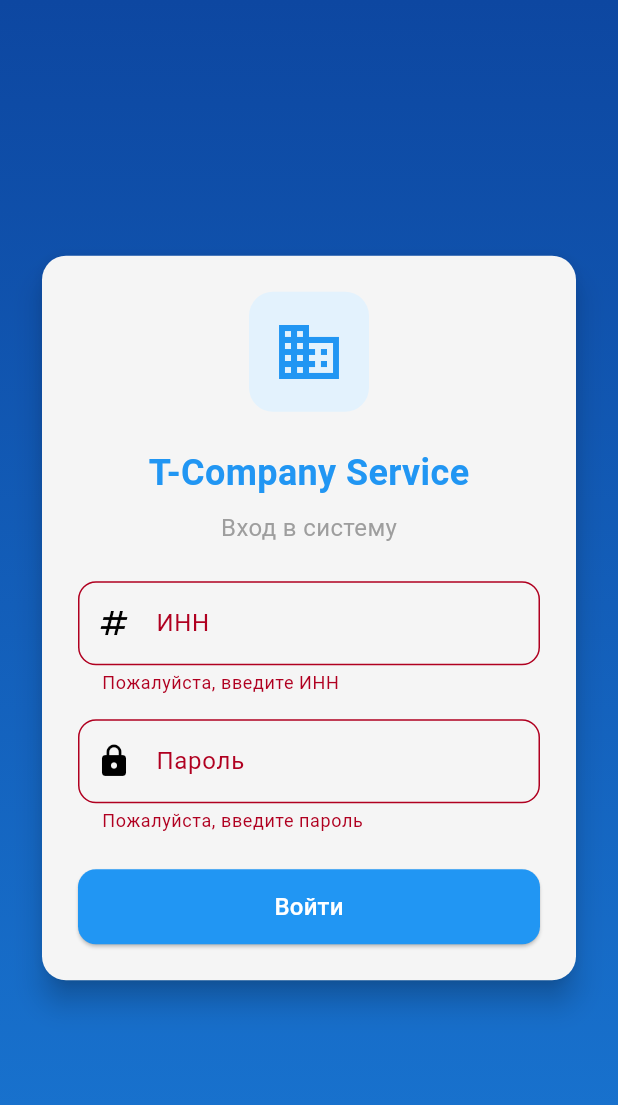
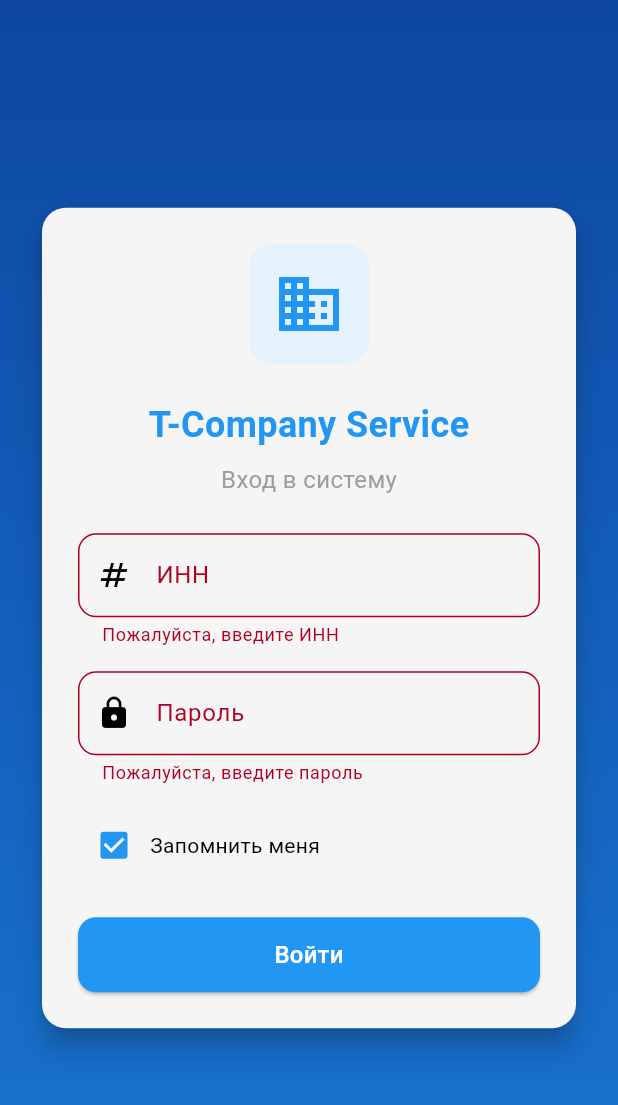
Before and after one commit to nniikk99/t-company-service, a Flutter app: the screen it shows after launch, after a tap on "Войти", on a phone screen of 412 x 824 dp. Shown: the top 1105 px of the screen. Run offline on Flutter 3.47's test engine with Material 3 defaults, Android fonts, the light colour scheme and no system bars; our stand-ins replace fl_chart, shared_preferences, table_calendar.

Commit message:
feat: добавлена система 'апомнить меня' для автовхода

```diff
--- a/lib/main.dart
+++ b/lib/main.dart
@@ -554,7 +554,31 @@ class _MyHomePageState extends State<MyHomePage> {
   }
 
   void _logout() async {
+    // Показываем диалог с выбором
+    final shouldClearRememberMe = await showDialog<bool>(
+      context: context,
+      builder: (context) => AlertDialog(
+        title: const Text('Выход'),
+        content: const Text('Забыть данные для автовхода?'),
+        actions: [
+          TextButton(
+            onPressed: () => Navigator.pop(context, false),
+            child: const Text('Нет, запомнить'),
+          ),
+          TextButton(
+            onPressed: () => Navigator.pop(context, true),
+            child: const Text('Да, забыть'),
+          ),
+        ],
+      ),
+    );
+
     await StorageService.clearCurrentUser();
+
+    if (shouldClearRememberMe == true) {
+      await StorageService.clearRememberMe();
+    }
+
     Navigator.of(context).pushReplacement(
       MaterialPageRoute(builder: (context) => const AuthPage()),
     );
@@ -573,6 +597,7 @@ class _AuthPageState extends State<AuthPage> {
   final _innController = TextEditingController();
   final _passwordController = TextEditingController();
   bool _isLoading = false;
+  bool _rememberMe = true; // По умолчанию включено для удобства
   Map<String, User> _users = {};
 
   @override
@@ -588,6 +613,23 @@ class _AuthPageState extends State<AuthPage> {
   }
 
   Future<void> _checkAutoLogin() async {
+    // Сначала проверяем сохраненные данные для автовхода
+    final rememberData = await StorageService.loadRememberMe();
+    if (rememberData != null) {
+      final inn = rememberData['inn']!;
+      final password = rememberData['password']!;
+
+      if (_users.containsKey(inn)) {
+        final user = _users[inn]!;
+        if (user.password == password) {
+          print('🔐 Автовход по сохраненным данным');
+          _navigateToHome(user);
+          return;
+        }
+      }
+    }
+
+    // Если автовход не сработал, проверяем текущего пользователя
     final currentUserInn = await StorageService.loadCurrentUser();
     if (currentUserInn != null && _users.containsKey(currentUserInn)) {
       final user = _users[currentUserInn]!;
@@ -606,6 +648,12 @@ class _AuthPageState extends State<AuthPage> {
       if (user != null && user.password == _passwordController.text) {
         // Сохраняем текущего пользователя
         await StorageService.saveCurrentUser(user.inn);
+
+        // Если включено "Запомнить меня", сохраняем данные для автовхода
+        if (_rememberMe) {
+          await StorageService.saveRememberMe(user.inn, user.password);
+        }
+
         _navigateToHome(user);
       } else {
         ScaffoldMessenger.of(context).showSnackBar(
@@ -696,6 +744,20 @@ class _AuthPageState extends State<AuthPage> {
                             if (value == null || value.isEmpty) return 'Пожалуйста, введите пароль';
                             return null;
                           },
+                        ),
+                        const SizedBox(height: 16),
+                        Row(
+                          children: [
+                            Checkbox(
+                              value: _rememberMe,
+                              onChanged: (value) {
+                                setState(() {
+                                  _rememberMe = value ?? false;
+                                });
+                              },
+                            ),
+                            const Text('Запомнить меня'),
+                          ],
                         ),
                         const SizedBox(height: 24),
                         SizedBox(
--- a/lib/services/storage_service.dart
+++ b/lib/services/storage_service.dart
@@ -108,4 +108,45 @@ class StorageService {
     await prefs.clear();
     print('🗑️ Все данные очищены');
   }
+
+  // Сохранить данные для автовхода (запомнить меня)
+  static Future<void> saveRememberMe(String inn, String password) async {
+    final prefs = await SharedPreferences.getInstance();
+    await prefs.setString('remember_inn', inn);
+    await prefs.setString('remember_password', password);
+    await prefs.setBool('remember_me', true);
+    print('💾 Данные для автовхода сохранены');
+  }
+
+  // Загрузить данные для автовхода
+  static Future<Map<String, String>?> loadRememberMe() async {
+    final prefs = await SharedPreferences.getInstance();
+    final rememberMe = prefs.getBool('remember_me') ?? false;
+
+    if (!rememberMe) return null;
+
+    final inn = prefs.getString('remember_inn');
+    final password = prefs.getString('remember_password');
+
+    if (inn != null && password != null) {
+      return {'inn': inn, 'password': password};
+    }
+
+    return null;
+  }
+
+  // Очистить данные автовхода
+  static Future<void> clearRememberMe() async {
+    final prefs = await SharedPreferences.getInstance();
+    await prefs.remove('remember_inn');
+    await prefs.remove('remember_password');
+    await prefs.setBool('remember_me', false);
+    print('🗑️ Данные автовхода очищены');
+  }
+
+  // Проверить, включен ли автовход
+  static Future<bool> isRememberMeEnabled() async {
+    final prefs = await SharedPreferences.getInstance();
+    return prefs.getBool('remember_me') ?? false;
+  }
 }
```
